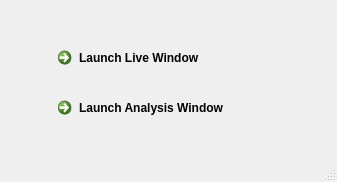
First picture: the form in tools/workbench/workbench_window.ui, repository hcilab-uic/ipme, before the edit.
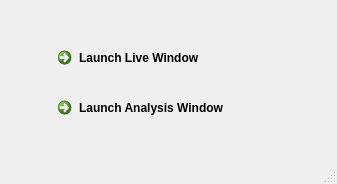
Second picture: the form after the edit.

Patch:
```diff
--- a/tools/workbench/workbench_window.ui
+++ b/tools/workbench/workbench_window.ui
@@ -7,7 +7,7 @@
     <x>0</x>
     <y>0</y>
     <width>337</width>
-    <height>182</height>
+    <height>184</height>
    </rect>
   </property>
   <property name="windowTitle">
```
